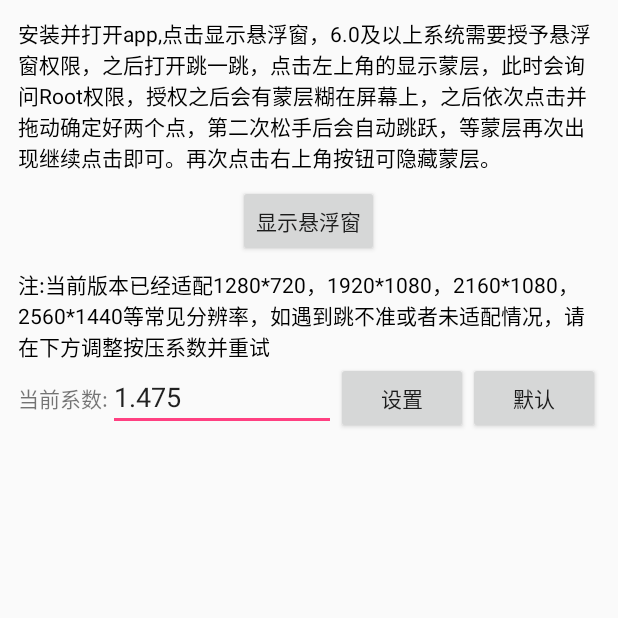
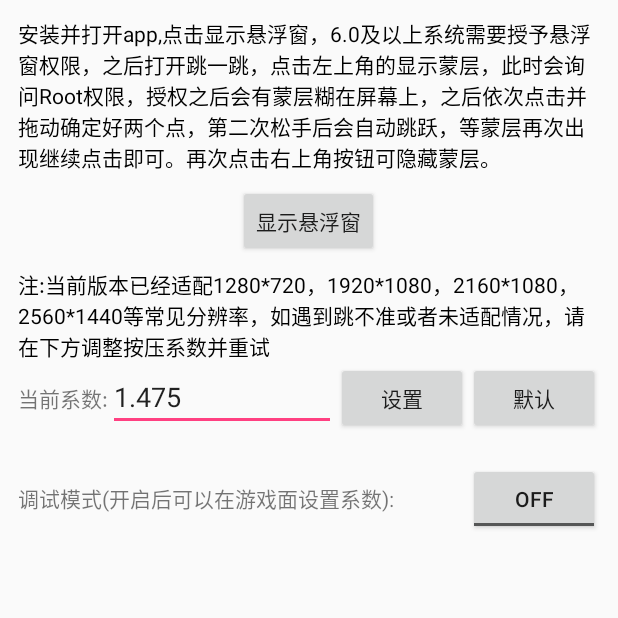
Before and after one commit to ahjsrhj/WechatJump, an Android app: the screen it shows after launch (MainActivity), after a tap on "设置", on a phone screen of 412 x 824 dp, the top half of it. Run offline under Robolectric (Android 15) with nearby library versions, the phone set to English and light mode, and no system bars.

Commit message:
添加滑动模式，添加debug

```diff
--- a/app/src/main/java/cn/imrhj/wechatjump/FullScreenView.kt
+++ b/app/src/main/java/cn/imrhj/wechatjump/FullScreenView.kt
@@ -4,10 +4,11 @@ import android.content.Context
 import android.graphics.Canvas
 import android.graphics.Color
 import android.graphics.Paint
-import android.util.Log
 import android.view.MotionEvent
+import android.view.View
 import android.widget.Button
 import android.widget.RelativeLayout
+import android.widget.TextView
 import cn.imrhj.wechatjump.config.Config1280x720
 import cn.imrhj.wechatjump.config.Config1920x1080
 import cn.imrhj.wechatjump.config.Config2160x1080
@@ -30,12 +31,19 @@ class FullScreenView(context: Context?, height: Int) : RelativeLayout(context) {
     private val mPaintBlue: Paint
     private var mCmdListener: (cmd: String) -> Unit = {}
     private var mCloseListener: () -> Unit = {}
+    private var mUpdateValueListener: (value: Double) -> Unit = {}
 
     private var mSwipeX1: Int
     private var mSwipeY1: Int
     private var mSwipeX2: Int
     private var mSwipeY2: Int
     private var mPressCoefficient: Double
+
+    private var mDebugViewAdd: Boolean = false
+    private var mDebugView: View
+    private var mCoefficientView :TextView
+
+    private var mType = 0   // 0 点按模式 1 滑动模式
 
     init {
         setBackgroundColor(0x40000000)
@@ -45,10 +53,20 @@ class FullScreenView(context: Context?, height: Int) : RelativeLayout(context) {
         mPaintBlue.color = Color.BLUE
 
         val button = Button(context)
-        button.text = "关闭"
+        button.id = View.generateViewId()
+        button.text = "隐藏"
         button.setOnClickListener { mCloseListener() }
         addView(button)
-        Log.d(Thread.currentThread().name, "class = FullScreenView rhjlog : " + height)
+
+        val typeButton = Button(context)
+        typeButton.text = "切换滑动模式"
+        typeButton.setOnClickListener {
+            mType = if (mType == 0) 1 else 0
+            typeButton.text = if (mType == 0) "切换滑动模式" else "切换点按模式"
+        }
+        val layoutParams = LayoutParams(LayoutParams.WRAP_CONTENT, LayoutParams.WRAP_CONTENT)
+        layoutParams.addRule(RelativeLayout.END_OF, button.id)
+        addView(typeButton, layoutParams)
 
         when (height) {
             1280 -> {
@@ -88,7 +106,15 @@ class FullScreenView(context: Context?, height: Int) : RelativeLayout(context) {
             }
         }
 
+        mDebugView = View.inflate(context, R.layout.view_debug, null)
+        mCoefficientView = mDebugView.findViewById<TextView>(R.id.tv_coefficient)
+        mCoefficientView.text = mPressCoefficient.toString()
+        val upButton = mDebugView.findViewById<Button>(R.id.btn_up)
+        val downButton = mDebugView.findViewById<Button>(R.id.btn_down)
+        upButton.setOnClickListener { changeCoefficient(true) }
+        downButton.setOnClickListener { changeCoefficient(false) }
     }
+
 
     fun reset() {
         mShowLine = false
@@ -101,6 +127,24 @@ class FullScreenView(context: Context?, height: Int) : RelativeLayout(context) {
     }
 
     override fun onTouchEvent(event: MotionEvent?): Boolean {
+        when (mType) {
+            0 -> onType0Touch(event)
+            1 -> onType1Touch(event)
+        }
+
+        return super.onTouchEvent(event)
+    }
+
+    override fun onDraw(canvas: Canvas?) {
+        if (mType == 0 && mShowLine) {
+            drawLine(canvas, mX1, mY1 - OFFSET_Y, mPaintRed)
+            if (mFirstReady) {
+                drawLine(canvas, mX2, mY2 - OFFSET_Y, mPaintBlue)
+            }
+        }
+    }
+
+    private fun onType0Touch(event: MotionEvent?) {
         when (event?.action) {
             MotionEvent.ACTION_DOWN -> {
                 if (!mFirstReady) {
@@ -145,14 +189,18 @@ class FullScreenView(context: Context?, height: Int) : RelativeLayout(context) {
             doCommand()
             reset()
         }
-        return super.onTouchEvent(event)
     }
 
-    override fun onDraw(canvas: Canvas?) {
-        if (mShowLine) {
-            drawLine(canvas, mX1, mY1 - OFFSET_Y, mPaintRed)
-            if (mFirstReady) {
-                drawLine(canvas, mX2, mY2 - OFFSET_Y, mPaintBlue)
+    private fun onType1Touch(event: MotionEvent?) {
+        when (event?.action) {
+            MotionEvent.ACTION_DOWN -> {
+                mX1 = event.x
+                mY1 = event.y
+            }
+            MotionEvent.ACTION_UP -> {
+                mX2 = event.x
+                mY2 = event.y
+                doCommand()
             }
         }
     }
@@ -175,6 +223,12 @@ class FullScreenView(context: Context?, height: Int) : RelativeLayout(context) {
 
     }
 
+    private fun changeCoefficient(add: Boolean) {
+        mPressCoefficient += if (add) 0.01 else -0.01
+//        mUpdateValueListener(mPressCoefficient)
+        mCoefficientView.text = mPressCoefficient.toString()
+    }
+
     fun setCommandListener(listener: (cmd: String) -> Unit) {
         this.mCmdListener = listener
     }
@@ -183,13 +237,35 @@ class FullScreenView(context: Context?, height: Int) : RelativeLayout(context) {
         this.mCloseListener = listener
     }
 
+    fun setUpdateValueListener(listener: (value: Double) -> Unit) {
+        this.mUpdateValueListener = listener
+    }
+
     fun setConfig(pressCoefficient: Double) {
         this.mPressCoefficient = pressCoefficient
+        mCoefficientView.text = mPressCoefficient.toString()
+
     }
 
     fun getPressConfig(): Double {
         return mPressCoefficient
     }
 
+    fun setDebug(enable: Boolean) {
+        if (enable) {
+            if (!mDebugViewAdd) {
+                val params = LayoutParams(LayoutParams.WRAP_CONTENT, LayoutParams.WRAP_CONTENT)
+                params.addRule(RelativeLayout.ALIGN_PARENT_END)
+                addView(mDebugView, params)
+                mDebugViewAdd = true
+            }
+        } else {
+            if (mDebugViewAdd) {
+                removeView(mDebugView)
+                mDebugViewAdd = false
+            }
+        }
+    }
+
 
 }
--- a/app/src/main/java/cn/imrhj/wechatjump/MainActivity.kt
+++ b/app/src/main/java/cn/imrhj/wechatjump/MainActivity.kt
@@ -3,6 +3,7 @@ package cn.imrhj.wechatjump
 import android.annotation.TargetApi
 import android.app.Activity
 import android.content.Intent
+import android.content.SharedPreferences
 import android.graphics.PixelFormat
 import android.net.Uri
 import android.os.Build
@@ -68,14 +69,14 @@ class MainActivity : Activity() {
         mDefaultPressCoefficient = fullScreenView?.getPressConfig() ?: mDefaultPressCoefficient
         fullScreenView?.setCloseListener {
             showFullScreenView(false)
+            showView(true)
         }
-
         fullScreenView?.setCommandListener {
             if (fullShow) {
                 windowManager.removeView(fullScreenView)
                 fullShow = false
                 Thread {
-//                    Thread.sleep(50)
+                    //                    Thread.sleep(50)
                     Commander.execRootCmdSilent(it)
 //                    Thread.sleep(500)
                     runOnUiThread {
@@ -84,6 +85,9 @@ class MainActivity : Activity() {
                     }
                 }.start()
             }
+        }
+        fullScreenView?.setUpdateValueListener {
+            updatePressCoefficient(it, sharedPreference)
         }
 
         controlButton?.setOnClickListener {
@@ -125,8 +129,7 @@ class MainActivity : Activity() {
             if (show) showView(false)
             fullScreenView?.setConfig(coefficient)
             // 存储
-            sharedPreference.edit().putFloat(PRESS_COEFFICIENT_PREF, coefficient.toFloat()).apply()
-            Toast.makeText(this, "设置成功", Toast.LENGTH_LONG).show()
+            updatePressCoefficient(coefficient, sharedPreference)
         }
         btnReset.setOnClickListener {
             if (fullShow) showFullScreenView(false)
@@ -143,9 +146,16 @@ class MainActivity : Activity() {
         if (show) {
             windowManager.addView(fullScreenView, fullWindowParams)
             fullScreenView?.reset()
+            fullScreenView?.setDebug(toggle.isChecked)
         } else {
             windowManager.removeView(fullScreenView)
         }
+    }
+
+    private fun updatePressCoefficient(value: Double, sharedPreference: SharedPreferences) {
+        // 存储
+        sharedPreference.edit().putFloat(PRESS_COEFFICIENT_PREF, value.toFloat()).apply()
+        Toast.makeText(this, "设置成功", Toast.LENGTH_LONG).show()
     }
 
     /**
--- a/app/src/main/res/layout/activity_main.xml
+++ b/app/src/main/res/layout/activity_main.xml
@@ -64,6 +64,22 @@
     <TextView
         android:layout_width="wrap_content"
         android:layout_height="wrap_content" />
+    <LinearLayout
+        android:orientation="horizontal"
+        android:layout_width="match_parent"
+        android:layout_height="wrap_content">
+        <TextView
+            android:text="调试模式(开启后可以在游戏面设置系数):"
+            android:layout_width="0dp"
+            android:layout_weight="1"
+            android:layout_height="wrap_content" />
+
+        <ToggleButton
+            android:id="@+id/toggle"
+            android:layout_width="wrap_content"
+            android:layout_height="wrap_content" />
+
+    </LinearLayout>
 
 
 </LinearLayout>
```
Also changed, not shown: app/src/main/res/layout/view_debug.xml (added, +26 -0 lines).
